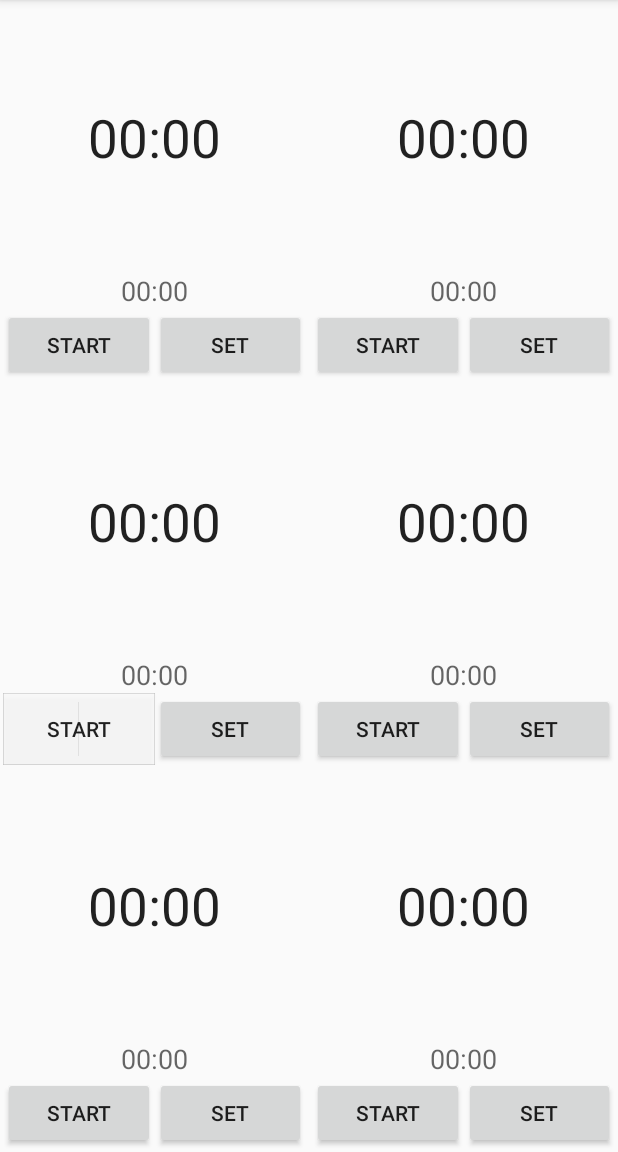
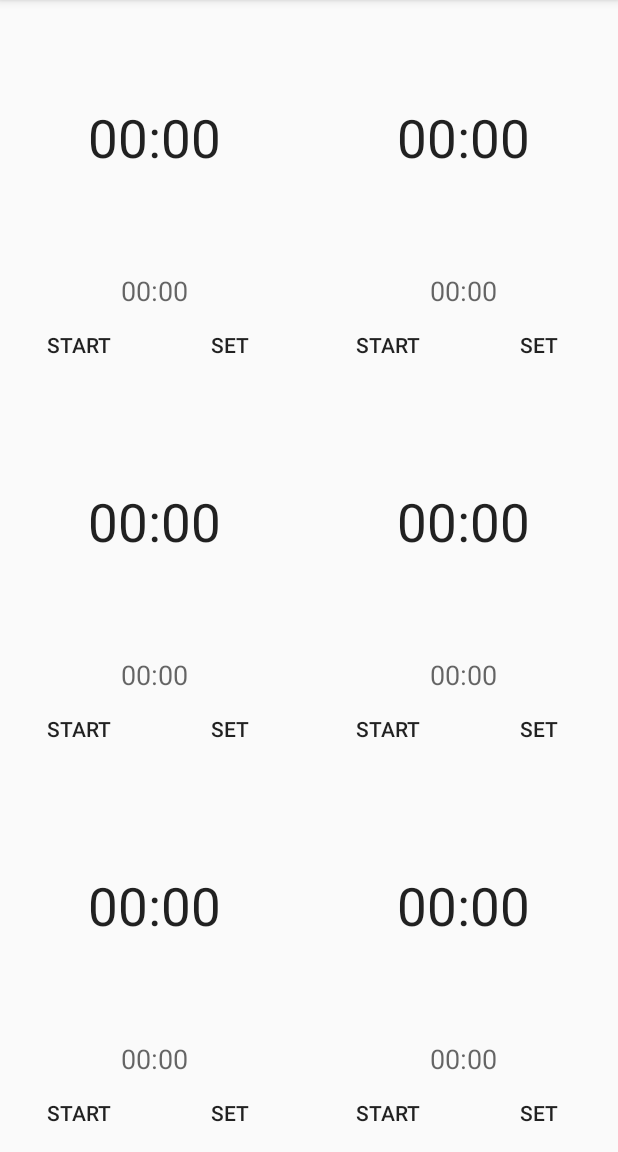
Before and after one commit to karkoszkaondrej/color_timers_kotlin, an Android app: the screen it shows after launch (MainActivity), on a phone screen of 412 x 824 dp, the part 84-1236 px from its top. Run offline under Robolectric (Android 15) with nearby library versions, the phone set to English and light mode, and no system bars.

Commit message:
Tlacitka transparentni

```diff
--- a/app/src/main/res/layout/fragment_main_screen6.xml
+++ b/app/src/main/res/layout/fragment_main_screen6.xml
@@ -70,9 +70,11 @@
 
                                 <Button
                                     android:id="@+id/button1start"
+                                    style="@android:style/Widget.DeviceDefault.Button.Borderless"
                                     android:layout_width="fill_parent"
                                     android:layout_height="fill_parent"
                                     android:layout_weight="1"
+                                    android:background="@android:color/transparent"
                                     android:onClick="startPlate1"
                                     android:text="@string/Start" />
 
@@ -81,6 +83,7 @@
                                     android:layout_width="fill_parent"
                                     android:layout_height="fill_parent"
                                     android:layout_weight="1"
+                                    android:background="@android:color/transparent"
                                     android:onClick="setPlate1"
                                     android:text="@string/Set" />
 
@@ -140,7 +143,7 @@
                                     android:layout_width="fill_parent"
                                     android:layout_height="fill_parent"
                                     android:layout_weight="1"
-                                    android:background="@drawable/abc_ab_share_pack_mtrl_alpha"
+                                    android:background="@android:color/transparent"
                                     android:onClick="startPlate3"
                                     android:text="@string/Start" />
 
@@ -149,6 +152,7 @@
                                     android:layout_width="fill_parent"
                                     android:layout_height="fill_parent"
                                     android:layout_weight="1"
+                                    android:background="@android:color/transparent"
                                     android:onClick="setPlate3"
                                     android:text="@string/Set" />
 							</LinearLayout>
@@ -207,6 +211,7 @@
                                     android:layout_width="fill_parent"
                                     android:layout_height="fill_parent"
                                     android:layout_weight="1"
+                                    android:background="@android:color/transparent"
                                     android:onClick="startPlate5"
                                     android:text="@string/Start" />
 
@@ -215,6 +220,7 @@
                                     android:layout_width="fill_parent"
                                     android:layout_height="fill_parent"
                                     android:layout_weight="1"
+                                    android:background="@android:color/transparent"
                                     android:onClick="setPlate5"
                                     android:text="@string/Set" />
 
@@ -292,6 +298,7 @@
                                     android:layout_width="fill_parent"
                                     android:layout_height="fill_parent"
                                     android:layout_weight="1"
+                                    android:background="@android:color/transparent"
                                     android:onClick="startPlate2"
                                     android:text="@string/Start" />
 
@@ -300,6 +307,7 @@
                                     android:layout_width="fill_parent"
                                     android:layout_height="fill_parent"
                                     android:layout_weight="1"
+                                    android:background="@android:color/transparent"
                                     android:onClick="setPlate2"
                                     android:text="@string/Set" />
 
@@ -360,6 +368,7 @@
                                     android:layout_height="fill_parent"
                                     android:layout_weight="1"
                                     android:onClick="startPlate4"
+                                    android:background="@android:color/transparent"
                                     android:text="@string/Start" />
 
                                 <Button
@@ -368,6 +377,7 @@
                                     android:layout_height="fill_parent"
                                     android:layout_weight="1"
                                     android:onClick="setPlate4"
+                                    android:background="@android:color/transparent"
                                     android:text="@string/Set" />
 
                             </LinearLayout>
@@ -426,6 +436,7 @@
                                     android:layout_width="fill_parent"
                                     android:layout_height="fill_parent"
                                     android:layout_weight="1"
+                                    android:background="@android:color/transparent"
                                     android:onClick="startPlate6"
                                     android:text="@string/Start" />
 
@@ -434,6 +445,7 @@
                                     android:layout_width="fill_parent"
                                     android:layout_height="fill_parent"
                                     android:layout_weight="1"
+                                    android:background="@android:color/transparent"
                                     android:onClick="setPlate6"
                                     android:text="@string/Set" />
 
```
